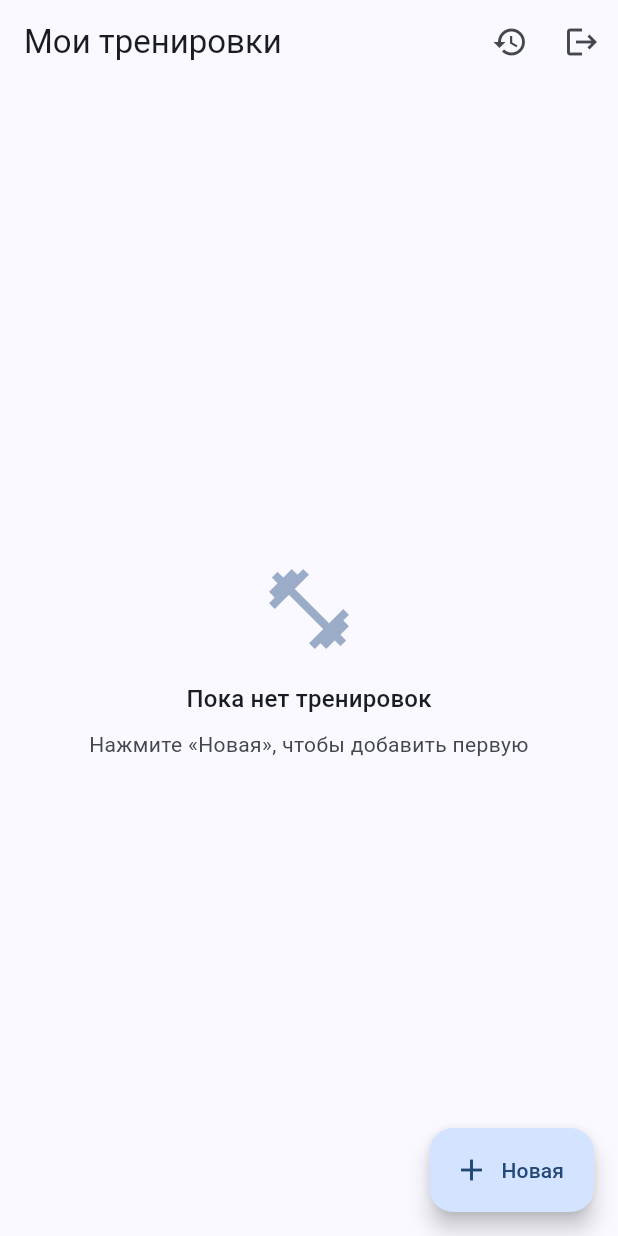
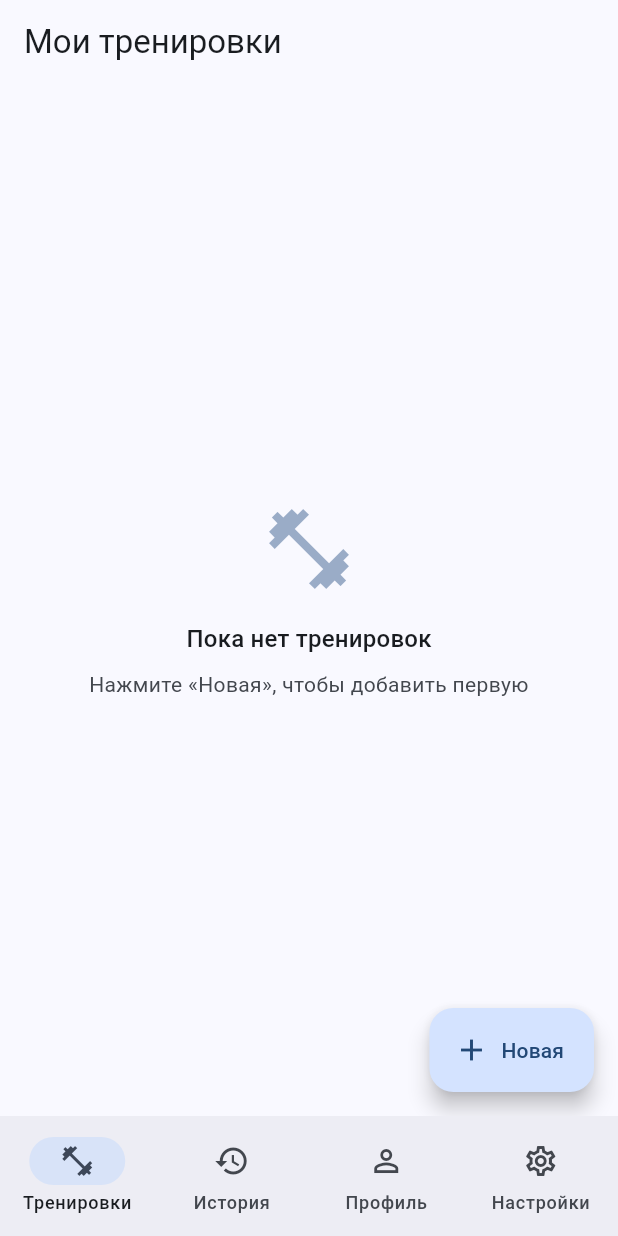
Before and after one commit to Nurssssss/training_tracker, a Flutter app: the screen it shows once a user with an empty profile is signed in, on a phone screen of 412 x 824 dp. Run offline on Flutter 3.47's test engine with Material 3 defaults, Android fonts, the phone set to English and light mode, and no system bars; our stand-ins replace equatable, flutter_bloc, flutter_dotenv, go_router, supabase_flutter; accounts and stored records are empty.

Commit message:
refactor: shell with bottom navigation (workouts, history, profile, settings)

```diff
--- a/lib/core/router/app_router.dart
+++ b/lib/core/router/app_router.dart
@@ -6,14 +6,19 @@ import 'package:go_router/go_router.dart';
 import '../../features/auth/presentation/bloc/auth_bloc.dart';
 import '../../features/auth/presentation/screens/auth_screen.dart';
 import '../../features/history/presentation/screens/history_screen.dart';
+import '../../features/profile/presentation/screens/profile_screen.dart';
+import '../../features/settings/presentation/screens/settings_screen.dart';
 import '../../features/workouts/domain/entities/workout.dart';
 import '../../features/workouts/presentation/screens/workout_detail_screen.dart';
 import '../../features/workouts/presentation/screens/workouts_list_screen.dart';
+import 'scaffold_with_nav.dart';
 
 class AppRoutes {
   static const auth = '/auth';
   static const workouts = '/workouts';
   static const history = '/history';
+  static const profile = '/profile';
+  static const settings = '/settings';
 }
 
 GoRouter buildRouter(AuthBloc authBloc) {
@@ -39,24 +44,53 @@ GoRouter buildRouter(AuthBloc authBloc) {
         path: AppRoutes.auth,
         builder: (context, state) => const AuthScreen(),
       ),
+      StatefulShellRoute.indexedStack(
+        builder: (context, state, shell) => ScaffoldWithNav(shell: shell),
+        branches: [
+          StatefulShellBranch(
+            routes: [
               GoRoute(
                 path: AppRoutes.workouts,
                 builder: (context, state) => const WorkoutsListScreen(),
-      ),
+                routes: [
                   GoRoute(
-        path: '/workouts/:id',
+                    path: ':id',
+                    parentNavigatorKey: _rootNavigatorKey,
                     builder: (context, state) {
                       final workout = state.extra as Workout;
                       return WorkoutDetailScreen(workout: workout);
                     },
                   ),
+                ],
+              ),
+            ],
+          ),
+          StatefulShellBranch(routes: [
             GoRoute(
               path: AppRoutes.history,
               builder: (context, state) => const HistoryScreen(),
             ),
+          ]),
+          StatefulShellBranch(routes: [
+            GoRoute(
+              path: AppRoutes.profile,
+              builder: (context, state) => const ProfileScreen(),
+            ),
+          ]),
+          StatefulShellBranch(routes: [
+            GoRoute(
+              path: AppRoutes.settings,
+              builder: (context, state) => const SettingsScreen(),
+            ),
+          ]),
         ],
+      ),
+    ],
+    navigatorKey: _rootNavigatorKey,
   );
 }
+
+final _rootNavigatorKey = GlobalKey<NavigatorState>();
 
 class _BlocRefreshListenable extends ChangeNotifier {
   _BlocRefreshListenable(Stream<dynamic> stream) {
--- /dev/null
+++ b/lib/core/router/scaffold_with_nav.dart
@@ -0,0 +1,45 @@
+import 'package:flutter/material.dart';
+import 'package:go_router/go_router.dart';
+
+class ScaffoldWithNav extends StatelessWidget {
+  const ScaffoldWithNav({super.key, required this.shell});
+
+  final StatefulNavigationShell shell;
+
+  void _onTap(int index) {
+    shell.goBranch(index, initialLocation: index == shell.currentIndex);
+  }
+
+  @override
+  Widget build(BuildContext context) {
+    return Scaffold(
+      body: shell,
+      bottomNavigationBar: NavigationBar(
+        selectedIndex: shell.currentIndex,
+        onDestinationSelected: _onTap,
+        destinations: const [
+          NavigationDestination(
+            icon: Icon(Icons.fitness_center_outlined),
+            selectedIcon: Icon(Icons.fitness_center),
+            label: 'Тренировки',
+          ),
+          NavigationDestination(
+            icon: Icon(Icons.history_outlined),
+            selectedIcon: Icon(Icons.history),
+            label: 'История',
+          ),
+          NavigationDestination(
+            icon: Icon(Icons.person_outline),
+            selectedIcon: Icon(Icons.person),
+            label: 'Профиль',
+          ),
+          NavigationDestination(
+            icon: Icon(Icons.settings_outlined),
+            selectedIcon: Icon(Icons.settings),
+            label: 'Настройки',
+          ),
+        ],
+      ),
+    );
+  }
+}
--- /dev/null
+++ b/lib/features/profile/presentation/screens/profile_screen.dart
@@ -0,0 +1,13 @@
+import 'package:flutter/material.dart';
+
+class ProfileScreen extends StatelessWidget {
+  const ProfileScreen({super.key});
+
+  @override
+  Widget build(BuildContext context) {
+    return Scaffold(
+      appBar: AppBar(title: const Text('Профиль')),
+      body: const Center(child: Text('В работе')),
+    );
+  }
+}
--- /dev/null
+++ b/lib/features/settings/presentation/screens/settings_screen.dart
@@ -0,0 +1,13 @@
+import 'package:flutter/material.dart';
+
+class SettingsScreen extends StatelessWidget {
+  const SettingsScreen({super.key});
+
+  @override
+  Widget build(BuildContext context) {
+    return Scaffold(
+      appBar: AppBar(title: const Text('Настройки')),
+      body: const Center(child: Text('В работе')),
+    );
+  }
+}
--- a/lib/features/workouts/presentation/screens/workouts_list_screen.dart
+++ b/lib/features/workouts/presentation/screens/workouts_list_screen.dart
@@ -2,7 +2,6 @@ import 'package:flutter/material.dart';
 import 'package:flutter_bloc/flutter_bloc.dart';
 import 'package:go_router/go_router.dart';
 
-import '../../../auth/presentation/bloc/auth_bloc.dart';
 import '../bloc/workouts_bloc.dart';
 import '../widgets/create_workout_sheet.dart';
 import '../widgets/workout_card.dart';
@@ -64,22 +63,7 @@ class _WorkoutsListScreenState extends State<WorkoutsListScreen> {
   @override
   Widget build(BuildContext context) {
     return Scaffold(
-      appBar: AppBar(
-        title: const Text('Мои тренировки'),
-        actions: [
-          IconButton(
-            tooltip: 'История',
-            icon: const Icon(Icons.history),
-            onPressed: () => context.push('/history'),
-          ),
-          IconButton(
-            tooltip: 'Выйти',
-            icon: const Icon(Icons.logout),
-            onPressed: () =>
-                context.read<AuthBloc>().add(const AuthSignOutRequested()),
-          ),
-        ],
-      ),
+      appBar: AppBar(title: const Text('Мои тренировки')),
       floatingActionButton: FloatingActionButton.extended(
         onPressed: _openCreateSheet,
         icon: const Icon(Icons.add),
--- a/pubspec.yaml
+++ b/pubspec.yaml
@@ -23,6 +23,9 @@ dependencies:
   #Env_variable
   flutter_dotenv: ^6.0.1
 
+  #Local storage (settings)
+  shared_preferences: ^2.3.3
+
 dev_dependencies:
   flutter_test:
     sdk: flutter
```
Also changed, not shown: pubspec.lock. Lines whose indentation alone changed are shown as unchanged.
